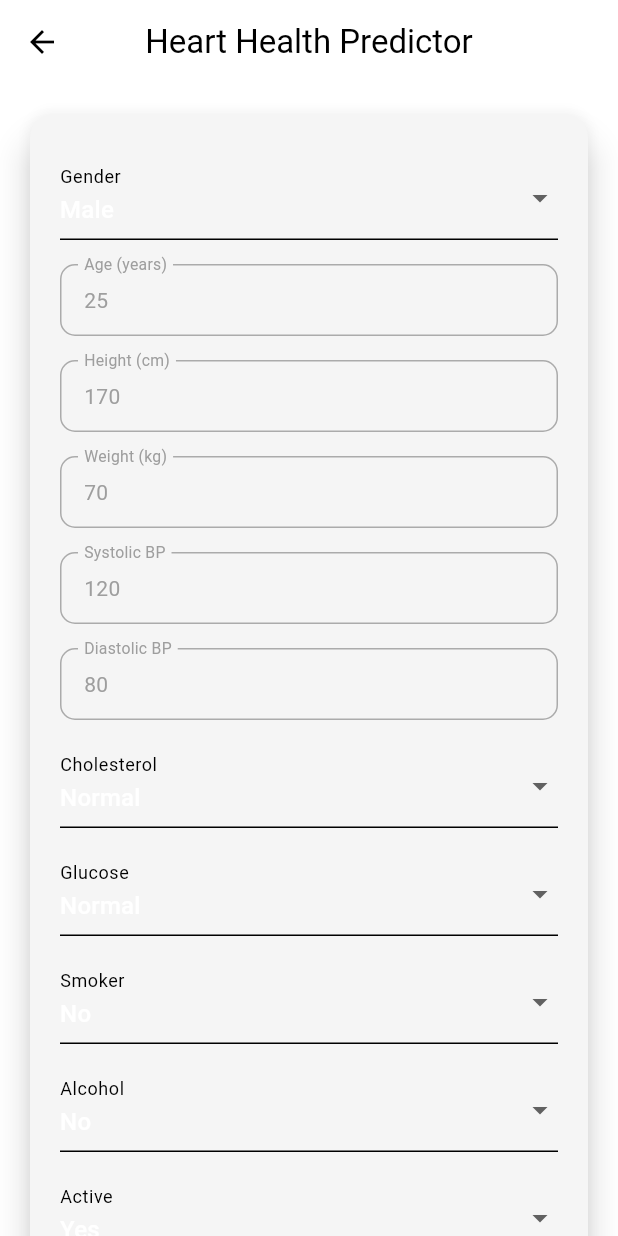
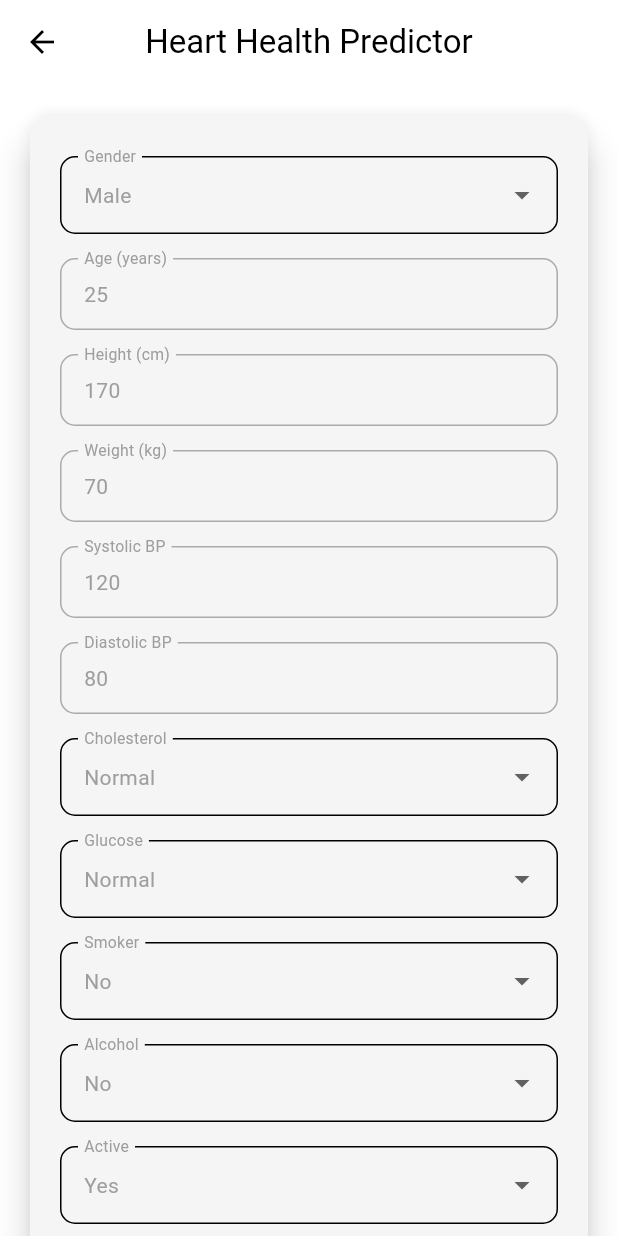
Before and after one commit to mrZAIN-ALI/FYP, a Flutter app: the HeartPredictionScreen screen opened by its route, on a phone screen of 412 x 824 dp. Run offline on Flutter 3.47's test engine with Material 3 defaults, Android fonts, the phone set to English and light mode, and no system bars; our stand-ins replace cloud_firestore, dotted_border, file_picker, firebase_auth, firebase_core, firebase_storage and 8 more; missing offline and left inert: any_link_preview; accounts and stored records are empty.

Commit message:
Both models are working

```diff
--- a/mualij/lib/features/ai/heart_disease/screens/heart_prediction_screen.dart
+++ b/mualij/lib/features/ai/heart_disease/screens/heart_prediction_screen.dart
@@ -1,12 +1,13 @@
 import 'package:flutter/material.dart';
 import 'package:http/http.dart' as http;
+import 'package:mualij/features/ai/heart_disease/widgets/custom_dialogue.dart';
 import 'dart:convert';
 
 import '../widgets/animated_card.dart';
 import '../widgets/dropdown_field.dart';
 
 class HeartPredictionScreen extends StatefulWidget {
-  const HeartPredictionScreen({Key? key}) : super(key: key);
+  const HeartPredictionScreen({super.key});
 
   @override
   _HeartPredictionScreenState createState() => _HeartPredictionScreenState();
@@ -47,40 +48,19 @@ class _HeartPredictionScreenState extends State<HeartPredictionScreen> {
         final predictionData = jsonDecode(response.body);
         final prediction = predictionData['prediction'];
 
+        final isPositive = prediction == 1;
         showDialog(
           context: context,
-          builder: (_) {
-            final isPositive = prediction == 1;
-            return AlertDialog(
-              shape: RoundedRectangleBorder(
-                borderRadius: BorderRadius.circular(12),
-              ),
-              title: Text(
-                isPositive ? 'Warning' : 'All Good',
-                style: TextStyle(
-                  fontWeight: FontWeight.bold,
-                  color: isPositive ? Colors.red : Colors.green,
-                ),
-              ),
-              content: Text(
-                isPositive
-                    ? 'You might be at risk of heart disease.\nPlease consult a doctor.'
-                    : 'Your heart health looks fine!\nStay healthy and keep it up!',
-                style: Theme.of(context).textTheme.bodyMedium?.copyWith(
-                      color: Theme.of(context).colorScheme.onSurface,
-                    ),
-              ),
-              backgroundColor: isPositive
-                  ? Colors.red.withOpacity(0.1)
-                  : Colors.green.withOpacity(0.1),
-              actions: [
-                TextButton(
-                  onPressed: () => Navigator.pop(context),
-                  child: const Text('OK'),
-                ),
-              ],
-            );
-          },
+          builder: (_) => CustomAlertDialog(
+            title: isPositive ? 'Warning' : 'All Good',
+            content: isPositive
+                ? 'You might be at risk of heart disease.\nPlease consult a doctor.'
+                : 'Your heart health looks fine!\nStay healthy and keep it up!',
+            backgroundColor: isPositive
+                ? const Color.fromARGB(255, 248, 96, 86)
+                : const Color.fromARGB(255, 127, 255, 132),
+            onOkPressed: () => Navigator.pop(context),
+          ),
         );
       } else {
         setState(() {
@@ -108,7 +88,8 @@ class _HeartPredictionScreenState extends State<HeartPredictionScreen> {
           labelStyle: currentTheme.textTheme.bodyMedium,
           filled: true,
           fillColor: currentTheme.colorScheme.surface,
-          contentPadding: const EdgeInsets.symmetric(horizontal: 12, vertical: 14),
+          contentPadding:
+              const EdgeInsets.symmetric(horizontal: 12, vertical: 14),
           enabledBorder: OutlineInputBorder(
             borderRadius: BorderRadius.circular(10),
             borderSide: BorderSide(
@@ -159,7 +140,7 @@ class _HeartPredictionScreenState extends State<HeartPredictionScreen> {
                 buildNumberField('Weight (kg)', 'weight'),
                 buildNumberField('Systolic BP', 'ap_hi'),
                 buildNumberField('Diastolic BP', 'ap_lo'),
-                // Cholesterol
+                // Cholesterol Dropdown Field
                 Padding(
                   padding: const EdgeInsets.symmetric(vertical: 8.0),
                   child: DropdownField(
@@ -173,7 +154,7 @@ class _HeartPredictionScreenState extends State<HeartPredictionScreen> {
                     },
                   ),
                 ),
-                // Glucose
+                // Glucose Dropdown Field
                 Padding(
                   padding: const EdgeInsets.symmetric(vertical: 8.0),
                   child: DropdownField(
@@ -187,7 +168,7 @@ class _HeartPredictionScreenState extends State<HeartPredictionScreen> {
                     },
                   ),
                 ),
-                // Smoker
+                // Smoker Dropdown Field
                 Padding(
                   padding: const EdgeInsets.symmetric(vertical: 8.0),
                   child: DropdownField(
@@ -197,7 +178,7 @@ class _HeartPredictionScreenState extends State<HeartPredictionScreen> {
                     {'No': 0, 'Yes': 1},
                   ),
                 ),
-                // Alcohol
+                // Alcohol Dropdown Field
                 Padding(
                   padding: const EdgeInsets.symmetric(vertical: 8.0),
                   child: DropdownField(
@@ -207,7 +188,7 @@ class _HeartPredictionScreenState extends State<HeartPredictionScreen> {
                     {'No': 0, 'Yes': 1},
                   ),
                 ),
-                // Active
+                // Active Dropdown Field
                 Padding(
                   padding: const EdgeInsets.symmetric(vertical: 8.0),
                   child: DropdownField(
@@ -224,11 +205,8 @@ class _HeartPredictionScreenState extends State<HeartPredictionScreen> {
                   style: ElevatedButton.styleFrom(
                     backgroundColor: currentTheme.colorScheme.primary,
                     foregroundColor: currentTheme.colorScheme.onPrimary,
-                    textStyle: currentTheme.textTheme.labelLarge?.copyWith(
-                      fontSize: 18,
-                    ),
-                    padding:
-                        const EdgeInsets.symmetric(vertical: 14, horizontal: 28),
+                    padding: const EdgeInsets.symmetric(
+                        vertical: 14, horizontal: 28),
                     shape: RoundedRectangleBorder(
                       borderRadius: BorderRadius.circular(12),
                     ),
--- a/mualij/lib/features/ai/heart_disease/widgets/dropdown_field.dart
+++ b/mualij/lib/features/ai/heart_disease/widgets/dropdown_field.dart
@@ -6,18 +6,47 @@ class DropdownField extends StatelessWidget {
   final Map<String, dynamic> formData;
   final Map<String, int> options;
 
-  const DropdownField(this.label, this.keyName, this.formData, this.options, {super.key});
+  const DropdownField(
+    this.label,
+    this.keyName,
+    this.formData,
+    this.options, {
+    Key? key,
+  }) : super(key: key);
 
   @override
   Widget build(BuildContext context) {
+    final theme = Theme.of(context);
     return DropdownButtonFormField<int>(
-      decoration: InputDecoration(labelText: label),
+      decoration: InputDecoration(
+        labelText: label,
+        labelStyle: theme.textTheme.bodyMedium,
+        filled: true,
+        fillColor: theme.colorScheme.surface,
+        contentPadding: const EdgeInsets.symmetric(horizontal: 12, vertical: 14),
+        border: OutlineInputBorder(
+          borderRadius: BorderRadius.circular(10),
+          borderSide: BorderSide(
+            color: theme.colorScheme.outline.withOpacity(0.3),
+          ),
+        ),
+        focusedBorder: OutlineInputBorder(
+          borderRadius: BorderRadius.circular(10),
+          borderSide: BorderSide(
+            color: theme.colorScheme.primary,
+            width: 2,
+          ),
+        ),
+      ),
       value: formData[keyName],
       onChanged: (val) => formData[keyName] = val,
       items: options.entries.map((entry) {
         return DropdownMenuItem<int>(
           value: entry.value,
-          child: Text(entry.key),
+          child: Text(
+            entry.key,
+            style: theme.textTheme.bodyMedium,
+          ),
         );
       }).toList(),
     );
--- /dev/null
+++ b/mualij/lib/features/ai/pneumonia_detection/widgets/animated_card.dart
@@ -0,0 +1,26 @@
+import 'dart:io';
+import 'package:flutter/material.dart';
+
+class AnimatedCard extends StatelessWidget {
+  final File? image;
+
+  const AnimatedCard({super.key, required this.image});
+
+  @override
+  Widget build(BuildContext context) {
+    return AnimatedSwitcher(
+      duration: const Duration(milliseconds: 500),
+      child: image != null
+          ? Card(
+        key: ValueKey(image!.path),
+        shape: RoundedRectangleBorder(borderRadius: BorderRadius.circular(16)),
+        elevation: 6,
+        child: ClipRRect(
+          borderRadius: BorderRadius.circular(16),
+          child: Image.file(image!, height: 200, fit: BoxFit.cover),
+        ),
+      )
+          : Icon(Icons.image, size: 100, color: Colors.grey.shade400),
+    );
+  }
+}
--- /dev/null
+++ b/mualij/lib/features/ai/pneumonia_detection/widgets/dropdown_field.dart
@@ -0,0 +1,26 @@
+import 'package:flutter/material.dart';
+
+class DropdownField extends StatelessWidget {
+  final String label;
+  final List<String> items;
+  final String? selected;
+  final void Function(String?)? onChanged;
+
+  const DropdownField({
+    super.key,
+    required this.label,
+    required this.items,
+    this.selected,
+    this.onChanged,
+  });
+
+  @override
+  Widget build(BuildContext context) {
+    return DropdownButtonFormField<String>(
+      value: selected,
+      decoration: InputDecoration(labelText: label, border: OutlineInputBorder()),
+      items: items.map((e) => DropdownMenuItem(value: e, child: Text(e))).toList(),
+      onChanged: onChanged,
+    );
+  }
+}
--- a/mualij/lib/router.dart
+++ b/mualij/lib/router.dart
@@ -4,6 +4,7 @@
 import 'package:flutter/material.dart';
 import 'package:mualij/features/ai/ai_options_screen.dart';
 import 'package:mualij/features/ai/heart_disease/screens/heart_prediction_screen.dart';
+import 'package:mualij/features/ai/pneumonia_detection/screens/pneumonia_prediction_screen.dart';
 import 'package:mualij/features/auth/screens/login_screen.dart';
 import 'package:mualij/features/auth/screens/resetpassword_screen.dart';
 import 'package:mualij/features/auth/screens/setpassowrd_screen.dart';
@@ -98,6 +99,6 @@ final loggedInRoute = RouteMap(
     // New notifications route
     '/notifications': (_) => const MaterialPage(child: NotificationScreen()),
     '/heart-prediction': (_) => MaterialPage(child: HeartPredictionScreen()),
-    // '/pneumonia': (_) => const MaterialPage(child: PneumoniaScreen()),
+    '/pneumonia': (_) => const MaterialPage(child: PneumoniaPredictionScreen()),
   },
 );
--- a/mualij/pubspec.yaml
+++ b/mualij/pubspec.yaml
@@ -34,6 +34,7 @@ dependencies:
   firebase_database: ^11.1.6
   rxdart: ^0.28.0
   url_launcher: ^6.3.1
+  lottie: ^3.3.1
 
   # The following adds the Cupertino Icons font to your application.
   # Use with the CupertinoIcons class for iOS style icons.
```
Also changed, not shown: mualij/lib/features/ai/heart_disease/widgets/custom_dialogue.dart (added, +52 -0 lines), mualij/lib/features/ai/pneumonia_detection/screens/pneumonia_prediction_screen.dart (added, +177 -0 lines), mualij/pubspec.lock.
